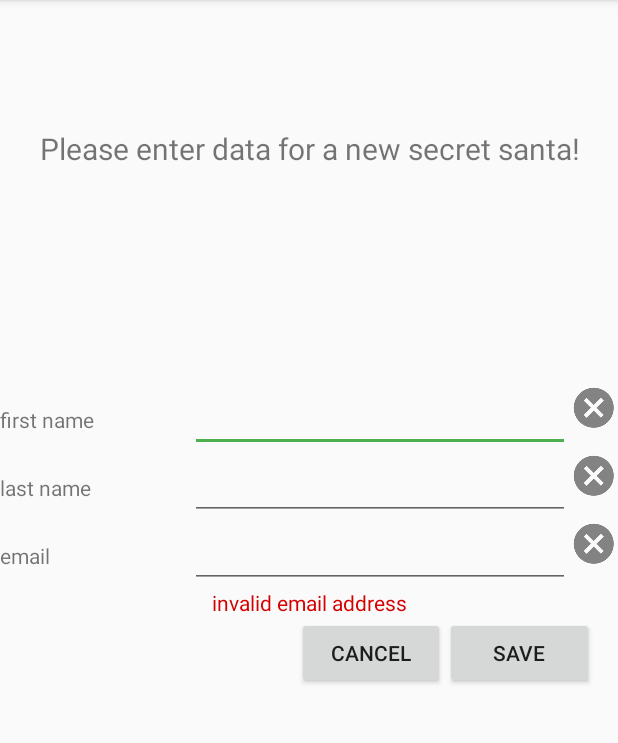
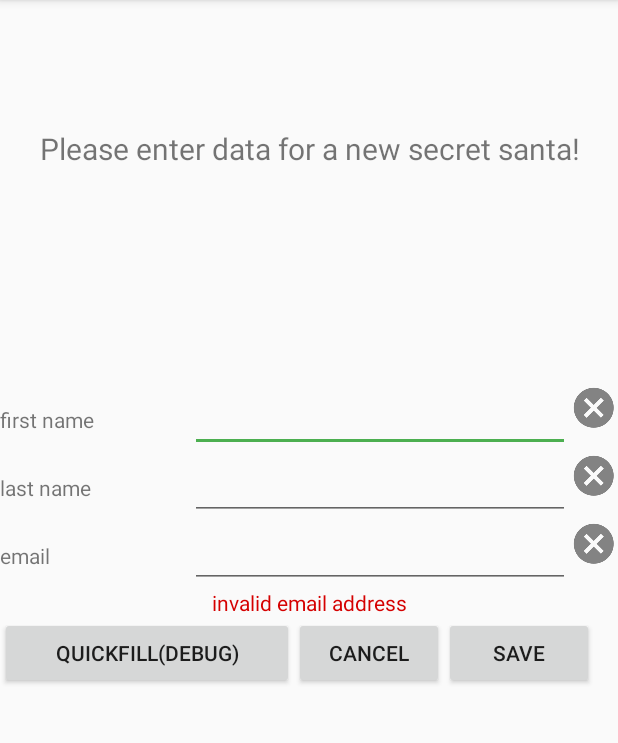
Before and after one commit to ThomasKozsir/secret-santa-manager, an Android app: the AddSecretSantaActivity screen opened directly, with no data from a screen before it, after a tap on an icon or button, on a phone screen of 412 x 824 dp, the part 84-827 px from its top. Run offline under Robolectric (Android 15) with nearby library versions, the phone set to English and light mode, and no system bars.

Commit message:
-added quickfill button

```diff
--- a/app/src/main/java/de/noobits/secretsantamanager/AddSecretSantaActivity.java
+++ b/app/src/main/java/de/noobits/secretsantamanager/AddSecretSantaActivity.java
@@ -29,12 +29,14 @@ public class AddSecretSantaActivity extends AppCompatActivity{
     private SharedPreferences preferences;
     public static final String PREFS_NAME = "My_Prefs";
     private ArrayList<Santa>  santaArrayList;
+    private boolean formValid;
+    private int debugCounter = 1; //TODO: delete after alpha
 
     @Override
     protected void onCreate(Bundle savedInstanceState){
         super.onCreate(savedInstanceState);
         setContentView(R.layout.add_secret_santa);
-
+        formValid = false;
         preferences = getPreferences(MODE_PRIVATE);
 
         createListeners();
@@ -60,7 +62,7 @@ public class AddSecretSantaActivity extends AppCompatActivity{
         String name = ((EditText) findViewById(R.id.edit_text_name)).getText().toString();
         String email = ((EditText) findViewById(R.id.edit_text_email)).getText().toString();
 
-        if(forename.equals("") || name.equals("") || email.equals("")){
+        if(forename.equals("") || name.equals("") || email.equals("") || !formValid){
             Toast.makeText(getApplicationContext(), R.string.fillFormMessage, Toast.LENGTH_LONG).show();
         }else {
             SharedPreferences myPrefs = getSharedPreferences(PREFS_NAME, 0);
@@ -146,14 +148,25 @@ public class AddSecretSantaActivity extends AppCompatActivity{
                 //check if the email adress contains an ampersand
                 if(!Pattern.matches(".+@.+", editText_email.getText())){
                     findViewById(R.id.text_view_email_error_hint).setVisibility(View.VISIBLE);
+                    formValid = false;
                 }else if(editText_email.getText().equals("")){
-                    findViewById(R.id.text_view_email_error_hint).setVisibility(View.INVISIBLE);
+                    findViewById(R.id.text_view_email_error_hint).setVisibility(View.VISIBLE);
+                    formValid = false;
                 }else{
                     findViewById(R.id.text_view_email_error_hint).setVisibility(View.INVISIBLE);
+                    formValid = true;
                 }
             }
         });
     }
 
+    /**
+     * Debugging button to fill in the form correct quickly. //TODO: delete method after alpha
+     */
+    public void quickFill(View v){
+        ((EditText)findViewById(R.id.edit_text_forename)).setText("Max");
+        ((EditText)findViewById(R.id.edit_text_name)).setText("Mustermann");
+        ((EditText)findViewById(R.id.edit_text_email)).setText("Alabastia@pokeliga.com");
+    }
 
 }
--- a/app/src/main/res/layout/add_secret_santa.xml
+++ b/app/src/main/res/layout/add_secret_santa.xml
@@ -134,10 +134,14 @@
             android:layout_height="wrap_content"
             android:orientation="horizontal">
 
-            <TextView
-                android:layout_width="0dp"
-                android:layout_height="match_parent"
-                android:layout_weight="4" />
+            <Button
+                android:id="@+id/quickfill_button"
+                android:layout_width="wrap_content"
+                android:layout_height="wrap_content"
+                android:layout_weight="1"
+                android:text="quickfill(debug)"
+                android:onClick="quickFill"/>
+
 
             <Button
                 android:id="@+id/button_cancel"
--- a/app/src/main/res/values/strings.xml
+++ b/app/src/main/res/values/strings.xml
@@ -7,7 +7,7 @@
     <string name="save">save</string>
     <string name="cancel">cancel</string>
     <string name="add">add</string>
-    <string name="fillFormMessage">please fill in your forename, name and email address</string>
+    <string name="fillFormMessage">please fill in your forename, name and correct email address</string>
     <string name="santaAddedToast">a new santa has been added</string>
     <string name="emailAssignmentSubject">your secret santa assignment</string>
     <string name="askDeleteList">do you want to delete the complete List?</string>
```
